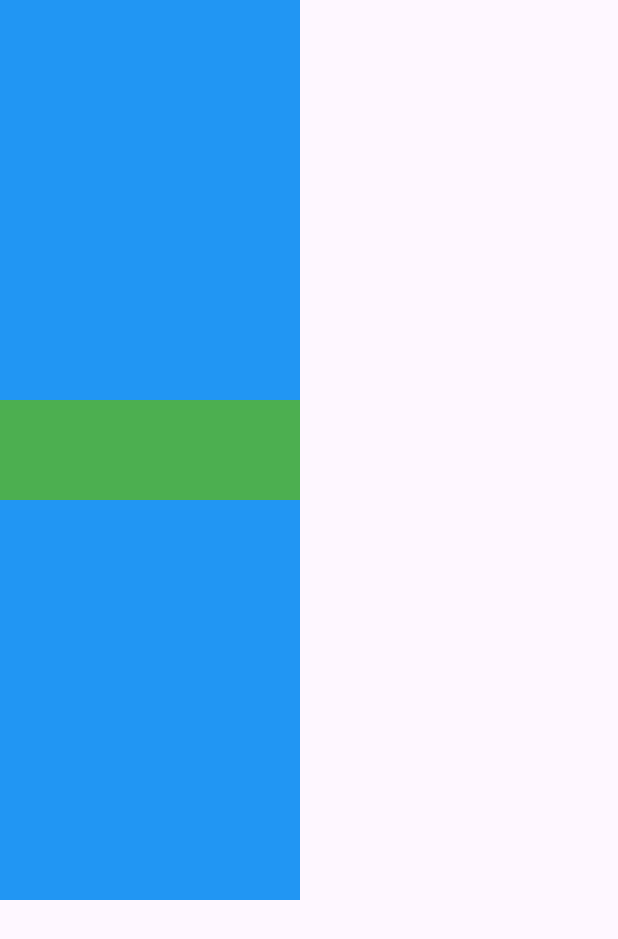
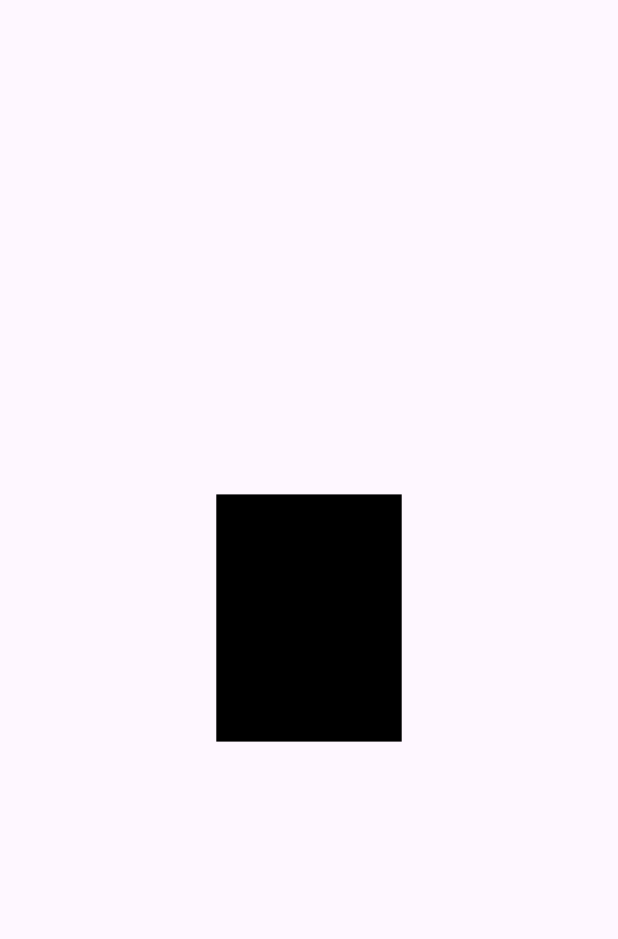
Before and after one commit to NorqobilovZafarbek/api_search, a Flutter app: the screen it shows after launch, on a phone screen of 412 x 824 dp. Shown: the top 939 px of the screen. Run offline on Flutter 3.47's test engine with Material 2 defaults, Android fonts, the phone set to English and light mode, and no system bars.

Commit message:
FractionallySizedBox

```diff
--- a/lib/scr/screens/home_page.dart
+++ b/lib/scr/screens/home_page.dart
@@ -11,20 +11,13 @@ class _HomePage extends State<HomePage> {
   @override
   Widget build(BuildContext context) {
     return Scaffold(
-      body: SizedBox(
-        height: 600,
-        width: 200,
-        child: DecoratedBox(
-          decoration: BoxDecoration(
-            color: Colors.blue,
-          ),
-          child: const FittedBox(
-            fit: BoxFit.fitWidth,
-            child: SizedBox(
-              height: 100,
-              width: 300,
-              child: ColoredBox(color: Colors.green),
-            ),
+      body: SizedBox.expand(
+        child: FractionallySizedBox(
+          widthFactor: .3,
+          heightFactor: .2,
+          alignment: FractionalOffset.center,
+          child: DecoratedBox(
+            decoration: BoxDecoration(color: Colors.black),
           ),
         ),
       ),
```
